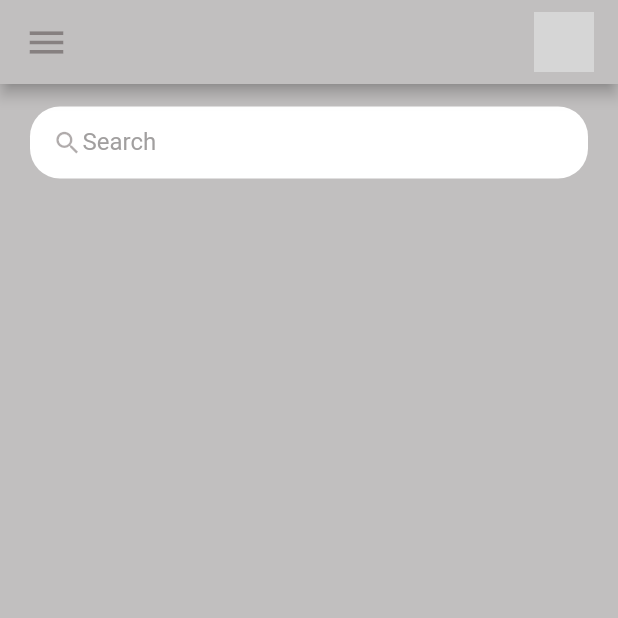
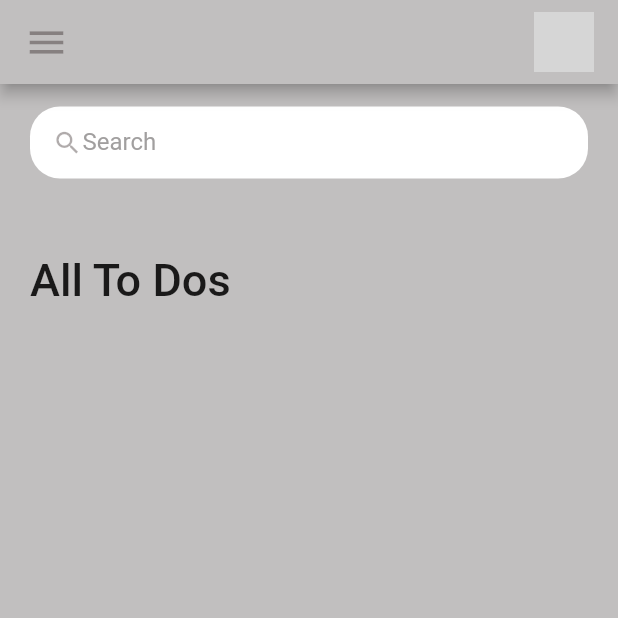
Before and after one commit to kirtijangid/To-Do_app, a Flutter app: the screen it shows after launch, on a phone screen of 412 x 824 dp, the top half of it. Run offline on Flutter 3.47's test engine with Material 2 defaults, Android fonts, the phone set to English and light mode, and no system bars; grey boxes are pictures that could not be loaded.

Commit message:
adding text to the expanded container

```diff
--- a/lib/screens/home.dart
+++ b/lib/screens/home.dart
@@ -17,6 +17,21 @@ class Home extends StatelessWidget {
         child: Column(
           children: [
             searchBox(),
+            Expanded(
+                child: ListView(
+              children: [
+                Container(
+                  margin: EdgeInsets.only(top: 50, bottom: 20),
+                  child: Text(
+                    'All To Dos',
+                    style: TextStyle(
+                      fontSize: 30,
+                      fontWeight: FontWeight.w500,
+                    ),
+                  ),
+                )
+              ],
+            ))
           ],
         ),
       ),
```
